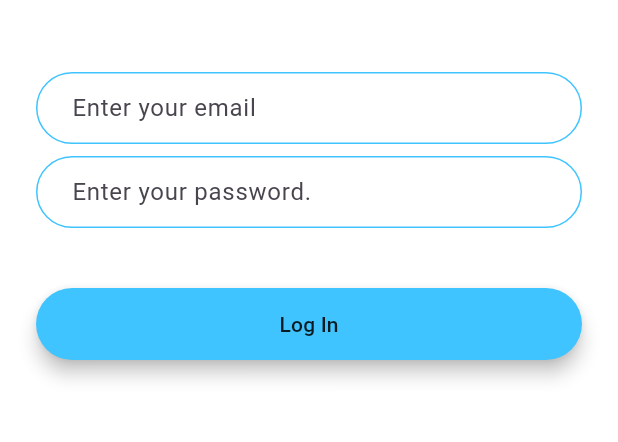
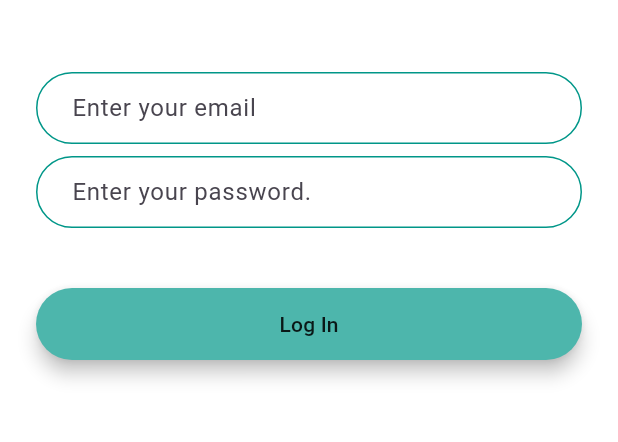
Before and after one commit to keshav1023/Flash_Chat_App-Flutter, a Flutter app: the screen it shows after launch, after a tap on "Log In", on a phone screen of 412 x 824 dp, the part 576-1018 px from its top. Run offline on Flutter 3.47's test engine with Material 3 defaults, Android fonts, the phone set to English and light mode, and no system bars; our stand-ins replace animated_text_kit.

Commit message:
hero animation added to buttons and refracted buttons

```diff
--- a/lib/screens/login_screen.dart
+++ b/lib/screens/login_screen.dart
@@ -1,4 +1,5 @@
 import 'package:flutter/material.dart';
+import 'package:flash_chat/components/rounded_button.dart';
 
 class LoginScreen extends StatefulWidget {
   static const String id = 'login_screen';
@@ -40,13 +41,11 @@ class _LoginScreenState extends State<LoginScreen> {
                   borderRadius: BorderRadius.all(Radius.circular(32.0)),
                 ),
                 enabledBorder: OutlineInputBorder(
-                  borderSide:
-                      BorderSide(color: Colors.lightBlueAccent, width: 1.0),
+                  borderSide: BorderSide(color: Colors.teal, width: 1.0),
                   borderRadius: BorderRadius.all(Radius.circular(32.0)),
                 ),
                 focusedBorder: OutlineInputBorder(
-                  borderSide:
-                      BorderSide(color: Colors.lightBlueAccent, width: 2.0),
+                  borderSide: BorderSide(color: Colors.teal, width: 2.0),
                   borderRadius: BorderRadius.all(Radius.circular(32.0)),
                 ),
               ),
@@ -66,13 +65,11 @@ class _LoginScreenState extends State<LoginScreen> {
                   borderRadius: BorderRadius.all(Radius.circular(32.0)),
                 ),
                 enabledBorder: OutlineInputBorder(
-                  borderSide:
-                      BorderSide(color: Colors.lightBlueAccent, width: 1.0),
+                  borderSide: BorderSide(color: Colors.teal, width: 1.0),
                   borderRadius: BorderRadius.all(Radius.circular(32.0)),
                 ),
                 focusedBorder: OutlineInputBorder(
-                  borderSide:
-                      BorderSide(color: Colors.lightBlueAccent, width: 2.0),
+                  borderSide: BorderSide(color: Colors.teal, width: 2.0),
                   borderRadius: BorderRadius.all(Radius.circular(32.0)),
                 ),
               ),
@@ -80,22 +77,12 @@ class _LoginScreenState extends State<LoginScreen> {
             SizedBox(
               height: 24.0,
             ),
-            Padding(
-              padding: EdgeInsets.symmetric(vertical: 16.0),
-              child: Material(
-                color: Colors.lightBlueAccent,
-                borderRadius: BorderRadius.all(Radius.circular(30.0)),
-                elevation: 5.0,
-                child: MaterialButton(
-                  onPressed: () {
-                    //Implement login functionality.
-                  },
-                  minWidth: 200.0,
-                  height: 42.0,
-                  child: Text(
-                    'Log In',
-                  ),
-                ),
+            Hero(
+              tag: 'button',
+              child: RoundedButton(
+                title: 'Log In',
+                colour: Colors.teal.shade300,
+                onPressed: () {},
               ),
             ),
           ],
--- a/lib/screens/welcome_screen.dart
+++ b/lib/screens/welcome_screen.dart
@@ -81,12 +81,15 @@ class _WelcomeScreenState extends State<WelcomeScreen>
                 Navigator.pushNamed(context, LoginScreen.id);
               },
             ),
-            RoundedButton(
-              title: 'Register',
-              colour: Colors.teal.shade600,
-              onPressed: () {
-                Navigator.pushNamed(context, RegistrationScreen.id);
-              },
+            Hero(
+              tag: 'button',
+              child: RoundedButton(
+                title: 'Register',
+                colour: Colors.teal.shade600,
+                onPressed: () {
+                  Navigator.pushNamed(context, RegistrationScreen.id);
+                },
+              ),
             ),
           ],
         ),
```
Also changed, not shown: lib/screens/registration_screen.dart (+11 -21 lines).
